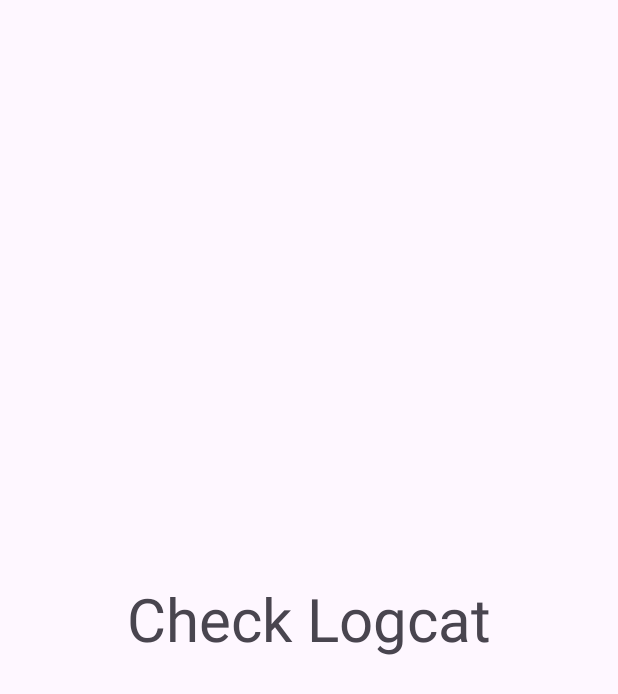
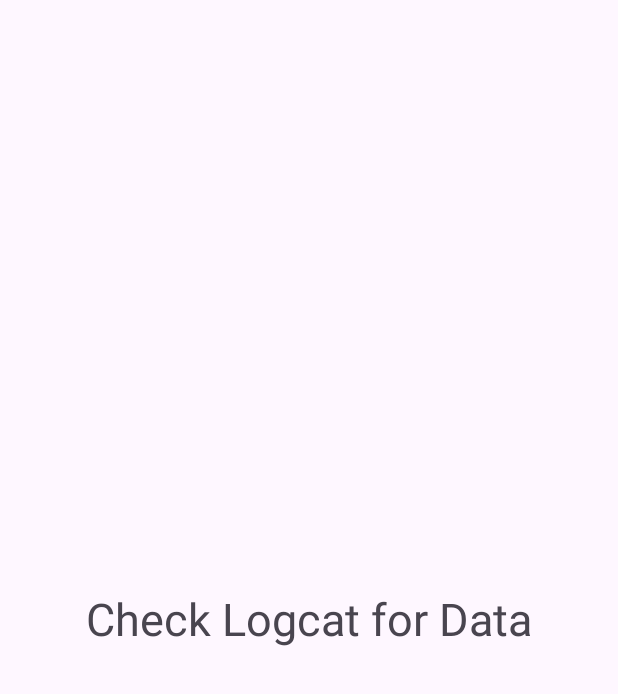
Before and after one commit to ashucoder1/RetrofitMVVM-App, an Android app: the screen it shows after launch (MainActivity), on a phone screen of 412 x 824 dp. Shown: the top 694 px of the screen. Run offline under Robolectric (Android 15) with nearby library versions, the phone set to English and light mode, and no system bars; network calls fail; 1 statement that could not run was skipped.

Commit message:
second commit

```diff
--- a/app/src/main/res/layout/activity_main.xml
+++ b/app/src/main/res/layout/activity_main.xml
@@ -9,8 +9,8 @@
     <TextView
         android:layout_width="wrap_content"
         android:layout_height="wrap_content"
-        android:text="Check Logcat"
-        android:textSize="40dp"
+        android:text="Check Logcat for Data"
+        android:textSize="30dp"
         app:layout_constraintBottom_toBottomOf="parent"
         app:layout_constraintEnd_toEndOf="parent"
         app:layout_constraintStart_toStartOf="parent"
```
